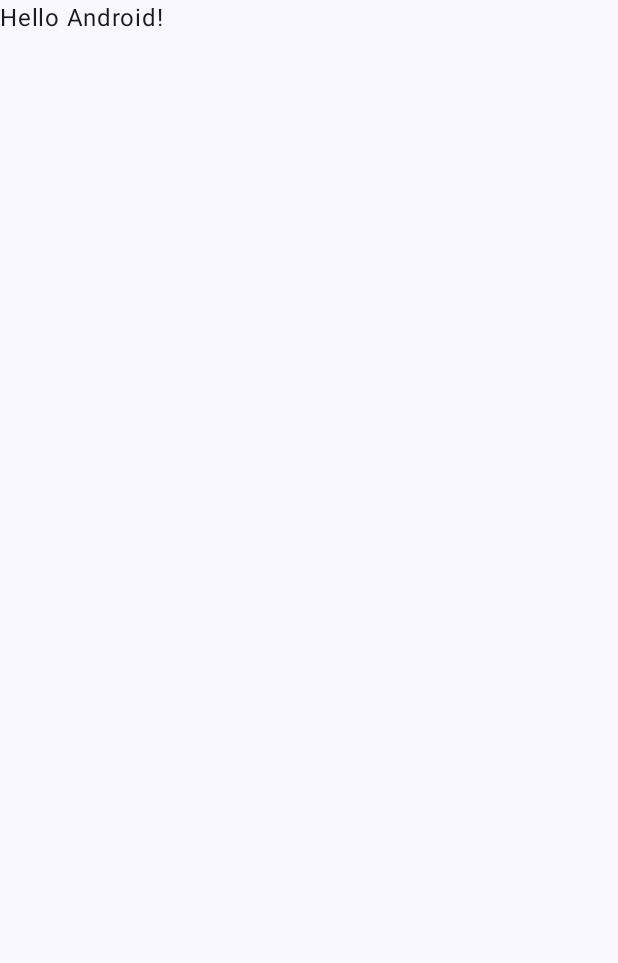
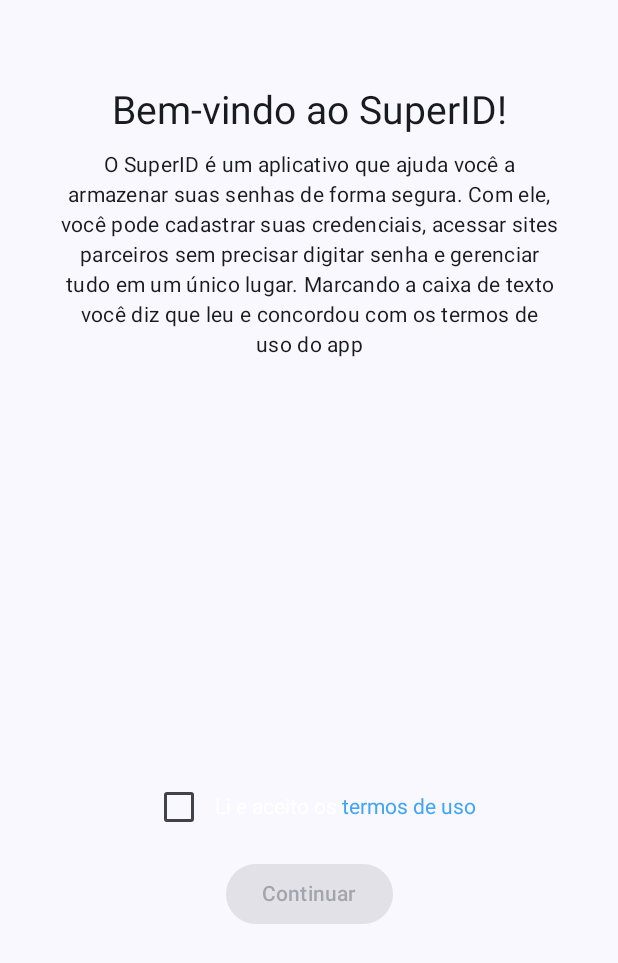
Before and after one commit to Mansurz1n/PI-3-Turma4-1, an Android app built with Jetpack Compose: the screen it shows after launch (MainActivity), on a phone screen of 412 x 824 dp. Before the commit the part shown is almost empty. Shown: the top 963 px of the screen. Run offline under Robolectric (Android 15) with nearby library versions, the phone set to English and light mode, and no system bars.

Commit message:
tela de intro quase pronta
primeira tela quase pronta
falta:
-fazer com que ao apertar botão leve para a tela de cadastro
-colocar a logo na tela
-alguns detalhes mais relacionado com o UI/UX

```diff
--- a/SuperID/app/build.gradle.kts
+++ b/SuperID/app/build.gradle.kts
@@ -50,6 +50,7 @@ dependencies {
     implementation(libs.androidx.ui.graphics)
     implementation(libs.androidx.ui.tooling.preview)
     implementation(libs.androidx.material3)
+    implementation(libs.androidx.navigation.compose)
     testImplementation(libs.junit)
     androidTestImplementation(libs.androidx.junit)
     androidTestImplementation(libs.androidx.espresso.core)
--- a/SuperID/app/src/main/java/br/edu/puc/superid/MainActivity.kt
+++ b/SuperID/app/src/main/java/br/edu/puc/superid/MainActivity.kt
@@ -7,41 +7,43 @@ import androidx.activity.enableEdgeToEdge
 import androidx.compose.foundation.layout.fillMaxSize
 import androidx.compose.foundation.layout.padding
 import androidx.compose.material3.Scaffold
-import androidx.compose.material3.Text
-import androidx.compose.runtime.Composable
 import androidx.compose.ui.Modifier
-import androidx.compose.ui.tooling.preview.Preview
+import androidx.navigation.compose.NavHost
+import androidx.navigation.compose.composable
+import androidx.navigation.compose.rememberNavController
+import br.edu.puc.superid.ui.IntroScreen
 import br.edu.puc.superid.ui.theme.SuperIDTheme
+//import br.edu.puc.superid.ui.RegisterScreen TODO: tela de registro
 
 class MainActivity : ComponentActivity() {
     override fun onCreate(savedInstanceState: Bundle?) {
         super.onCreate(savedInstanceState)
         enableEdgeToEdge()
+
+
         setContent {
             SuperIDTheme {
+                val navController = rememberNavController()
+
                 Scaffold(modifier = Modifier.fillMaxSize()) { innerPadding ->
-                    Greeting(
-                        name = "Android",
+                    NavHost(
+                        navController = navController,
+                        startDestination = "intro",
                         modifier = Modifier.padding(innerPadding)
-                    )
+                    ) {
+                        composable("intro") {
+                            IntroScreen(
+                                onContinue = {
+                                    navController.navigate("register")
+                                }
+                            )
+                        }
+                        composable("register") {
+                           // RegisterScreen()
+                        }
+                    }
                 }
             }
         }
     }
 }
-
-@Composable
-fun Greeting(name: String, modifier: Modifier = Modifier) {
-    Text(
-        text = "Hello $name!",
-        modifier = modifier
-    )
-}
-
-@Preview(showBackground = true)
-@Composable
-fun GreetingPreview() {
-    SuperIDTheme {
-        Greeting("Android")
-    }
-}
--- /dev/null
+++ b/SuperID/app/src/main/java/br/edu/puc/superid/ui/IntroScreen.kt
@@ -0,0 +1,107 @@
+    package br.edu.puc.superid.ui
+
+    import android.content.Intent
+    import android.net.Uri
+    import androidx.compose.foundation.layout.Arrangement
+    import androidx.compose.foundation.layout.Column
+    import androidx.compose.foundation.layout.Row
+    import androidx.compose.foundation.layout.Spacer
+    import androidx.compose.foundation.layout.fillMaxSize
+    import androidx.compose.foundation.layout.fillMaxWidth
+    import androidx.compose.foundation.layout.height
+    import androidx.compose.foundation.layout.padding
+    import androidx.compose.foundation.layout.width
+    import androidx.compose.foundation.text.ClickableText
+    import androidx.compose.material3.Button
+    import androidx.compose.material3.Checkbox
+    import androidx.compose.material3.MaterialTheme
+    import androidx.compose.material3.Text
+    import androidx.compose.runtime.Composable
+    import androidx.compose.runtime.getValue
+    import androidx.compose.runtime.mutableStateOf
+    import androidx.compose.runtime.remember
+    import androidx.compose.runtime.setValue
+    import androidx.compose.ui.Alignment
+    import androidx.compose.ui.Modifier
+    import androidx.compose.ui.graphics.Color
+    import androidx.compose.ui.platform.LocalContext
+    import androidx.compose.ui.text.SpanStyle
+    import androidx.compose.ui.text.buildAnnotatedString
+    import androidx.compose.ui.text.style.TextAlign
+    import androidx.compose.ui.text.withStyle
+    import androidx.compose.ui.unit.dp
+    import androidx.compose.ui.unit.sp
+
+    @Composable
+    fun IntroScreen(onContinue: () -> Unit) {
+        var acceptTerms by remember { mutableStateOf(false) }
+        val context = LocalContext.current
+
+
+
+        Column(
+            modifier = Modifier
+                .fillMaxSize()
+                .padding(top = 48.dp, start = 24.dp, end = 24.dp),
+            verticalArrangement = Arrangement.Top,
+            horizontalAlignment = Alignment.CenterHorizontally
+        ){
+
+            Text(
+                text = "Bem-vindo ao SuperID!",
+                modifier = Modifier.padding(10.dp),
+                style = MaterialTheme.typography.headlineSmall.copy(fontSize = 26.sp)
+            )
+            Text(
+                text = "O SuperID é um aplicativo que ajuda você a armazenar suas senhas de forma segura. Com ele, você pode cadastrar suas credenciais, acessar sites parceiros sem precisar digitar senha e gerenciar tudo em um único lugar. Marcando a caixa de texto você diz que leu e concordou com os termos de uso do app",
+                style = MaterialTheme.typography.bodyMedium,
+                modifier = Modifier
+                    .fillMaxWidth()
+                    .padding(horizontal = 16.dp),
+                textAlign = TextAlign.Center
+            )
+            Spacer(modifier = Modifier.height(250.dp))
+            Row(
+                verticalAlignment = Alignment.CenterVertically,
+                modifier = Modifier.padding(top = 24.dp)
+            ) {
+                Checkbox(
+                    checked = acceptTerms,
+                    onCheckedChange = { acceptTerms = it }
+                )
+                val termosTexto = buildAnnotatedString {
+                    withStyle(style = SpanStyle(color = Color.White)) {
+                        append("Li e aceito os ")
+                    }
+                    pushStringAnnotation(tag = "TERMS", annotation = "https://www.youtube.com/watch?v=dQw4w9WgXcQ")
+                    withStyle(style = SpanStyle(color = Color(0xFF42A5F5))) {
+                        append("termos de uso")
+                    }
+                    pop()
+                }
+                ClickableText(
+                    text = termosTexto,
+                    onClick = { offset ->
+                        termosTexto.getStringAnnotations(tag = "TERMS", start = offset, end = offset)
+                            .firstOrNull()?.let { annotation ->
+                                val intent = Intent(Intent.ACTION_VIEW, Uri.parse(annotation.item))
+                                context.startActivity(intent)
+                            }
+                    }
+                )
+            }
+
+            Spacer(modifier = Modifier.height(10.dp))
+
+            Button(
+                onClick = {
+                    if (acceptTerms) {
+                        onContinue()
+                    }
+                },
+                enabled = acceptTerms
+            ) {
+                Text("Continuar")
+            }
+        }
+    }
--- a/SuperID/gradle/libs.versions.toml
+++ b/SuperID/gradle/libs.versions.toml
@@ -8,6 +8,7 @@ espressoCore = "3.6.1"
 lifecycleRuntimeKtx = "2.8.7"
 activityCompose = "1.10.1"
 composeBom = "2024.04.01"
+navigationCompose = "2.8.9"
 
 [libraries]
 androidx-core-ktx = { group = "androidx.core", name = "core-ktx", version.ref = "coreKtx" }
@@ -24,6 +25,7 @@ androidx-ui-tooling-preview = { group = "androidx.compose.ui", name = "ui-toolin
 androidx-ui-test-manifest = { group = "androidx.compose.ui", name = "ui-test-manifest" }
 androidx-ui-test-junit4 = { group = "androidx.compose.ui", name = "ui-test-junit4" }
 androidx-material3 = { group = "androidx.compose.material3", name = "material3" }
+androidx-navigation-compose = { group = "androidx.navigation", name = "navigation-compose", version.ref = "navigationCompose" }
 
 [plugins]
 android-application = { id = "com.android.application", version.ref = "agp" }
```
